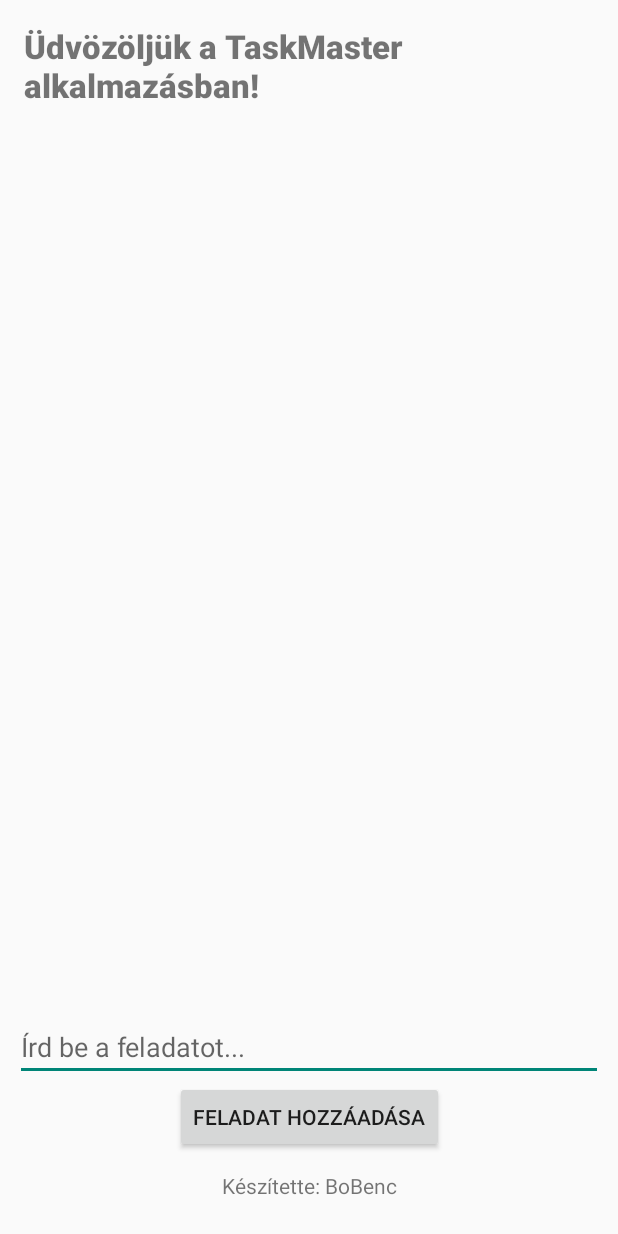
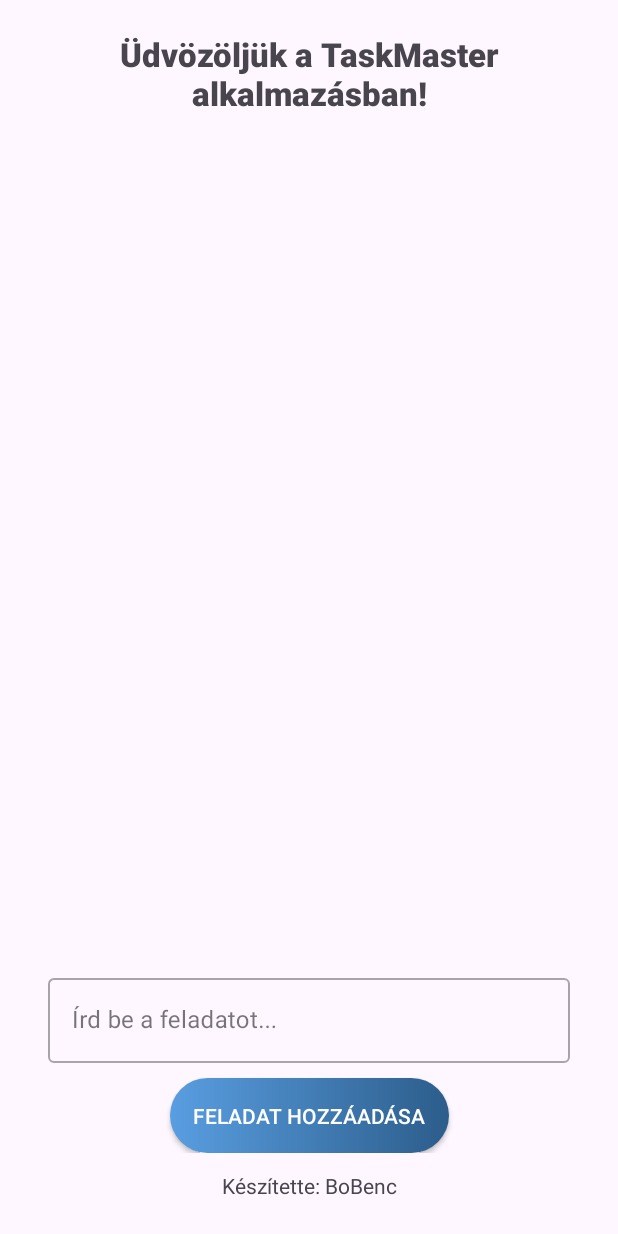
Before and after one commit to BoBenc/TaskMaster, an Android app built with Jetpack Compose: the screen it shows after launch (MainActivity), on a phone screen of 412 x 824 dp. Run offline under Robolectric (Android 15) with nearby library versions, the phone set to English and light mode, and no system bars.

Commit message:
Hozzáadás gomb/Input mező fejlesztése

```diff
--- a/app/build.gradle.kts
+++ b/app/build.gradle.kts
@@ -51,6 +51,8 @@ dependencies {
     implementation(libs.androidx.material3)
     implementation(libs.androidx.constraintlayout)
     implementation("com.google.code.gson:gson:2.13.1")
+    implementation("com.google.android.material:material:1.12.0")
+    implementation(libs.material)
     testImplementation(libs.junit)
     androidTestImplementation(libs.androidx.junit)
     androidTestImplementation(libs.androidx.espresso.core)
--- a/app/src/main/java/com/example/taskmaster/MainActivity.kt
+++ b/app/src/main/java/com/example/taskmaster/MainActivity.kt
@@ -27,6 +27,7 @@ import androidx.compose.ui.Modifier
 import androidx.compose.ui.tooling.preview.Preview
 import com.example.taskmaster.ui.theme.TaskMasterTheme
 import com.example.taskmaster.TaskStorage
+import com.google.android.material.textfield.TextInputEditText
 
 class MainActivity : ComponentActivity() {
     data class Task(val text: String, var isDone: Boolean = false)
@@ -52,13 +53,13 @@ class MainActivity : ComponentActivity() {
 
         val btnAddButton: Button = findViewById(R.id.addButton)
         btnAddButton.setOnClickListener {
-            val newItem: EditText = findViewById(R.id.taskEditText)
+            val newItem: TextInputEditText = findViewById(R.id.taskEditText)
             val itemText = newItem.text.toString()
             if (itemText.isNotEmpty()) {
                 items.add(Task(itemText))
                 itemsAdapter.notifyDataSetChanged()
                 TaskStorage.saveTasks(this, items) // Feladatok mentése
-                newItem.text.clear() // Beviteli mező törlése hozzáadás után
+                newItem.text?.clear() // Beviteli mező törlése hozzáadás után
             }
         }
     }
--- /dev/null
+++ b/app/src/main/res/drawable/custom_add_button.xml
@@ -0,0 +1,15 @@
+<?xml version="1.0" encoding="utf-8"?>
+<ripple
+    xmlns:android="http://schemas.android.com/apk/res/android"
+    android:color="#74BDFD">
+    <item>
+        <shape android:shape="rectangle">
+            <gradient
+                android:startColor="#599EE1"
+                android:endColor="#2C5D8B"
+                android:type="linear"/>
+            <corners
+                android:radius="50dp"/>
+        </shape>
+    </item>
+</ripple>
--- a/app/src/main/res/layout/activity_main.xml
+++ b/app/src/main/res/layout/activity_main.xml
@@ -5,7 +5,8 @@
     xmlns:app="http://schemas.android.com/apk/res-auto"
     android:id="@+id/activityMain"
     android:layout_width="match_parent"
-    android:layout_height="match_parent">
+    android:layout_height="match_parent"
+    android:focusableInTouchMode="true">
 
     <TextView
         android:id="@+id/welcomeTextView"
@@ -13,9 +14,11 @@
         android:layout_height="wrap_content"
         android:fontFamily="sans-serif-black"
         android:padding="16dp"
+        android:layout_marginTop="5dp"
         android:text="@string/welcome_message"
         android:textSize="22sp"
         android:textStyle="bold"
+        android:gravity="center"
         app:layout_constraintTop_toTopOf="parent"
         app:layout_constraintStart_toStartOf="parent"
         app:layout_constraintEnd_toEndOf="parent"
@@ -42,27 +45,27 @@
         app:layout_constraintEnd_toEndOf="parent"
         app:layout_constraintBottom_toTopOf="@id/authorTextView">
 
-    <EditText
-        android:id="@+id/taskEditText"
+        <include
+            layout="@layout/custom_input"
             android:layout_width="match_parent"
             android:layout_height="wrap_content"
-        android:hint="@string/task_hint"
-        android:inputType="text"
             android:layout_margin="10dp"
             app:layout_constraintStart_toStartOf="parent"
             app:layout_constraintEnd_toEndOf="parent"
-        app:layout_constraintTop_toTopOf="parent"
-        android:layout_marginBottom="8dp"/>
+            app:layout_constraintTop_toTopOf="parent"/>
 
         <Button
             android:id="@+id/addButton"
             android:layout_width="wrap_content"
             android:layout_height="wrap_content"
             android:text="@string/add_task"
-        app:layout_constraintTop_toBottomOf="@id/taskEditText"
+            app:layout_constraintTop_toBottomOf="@id/taskInputLayout"
             app:layout_constraintBottom_toBottomOf="parent"
             app:layout_constraintStart_toStartOf="parent"
-        app:layout_constraintEnd_toEndOf="parent"/>
+            app:layout_constraintEnd_toEndOf="parent"
+            android:textColor="@color/white"
+            android:padding="15dp"
+            android:background="@drawable/custom_add_button"/>
 
     </androidx.constraintlayout.widget.ConstraintLayout>
 
--- /dev/null
+++ b/app/src/main/res/layout/custom_input.xml
@@ -0,0 +1,26 @@
+<?xml version="1.0" encoding="utf-8"?>
+<merge xmlns:android="http://schemas.android.com/apk/res/android"
+    xmlns:app="http://schemas.android.com/apk/res-auto"
+    xmlns:tools="http://schemas.android.com/tools">
+
+    <com.google.android.material.textfield.TextInputLayout
+        style="@style/Widget.MaterialComponents.TextInputLayout.OutlinedBox"
+        android:id="@+id/taskInputLayout"
+        android:layout_width="match_parent"
+        android:layout_height="wrap_content"
+        android:layout_marginStart="32dp"
+        android:layout_marginTop="32dp"
+        android:layout_marginEnd="32dp"
+        android:hint="@string/task_hint"
+        app:layout_constraintEnd_toEndOf="parent"
+        app:layout_constraintStart_toStartOf="parent"
+        app:layout_constraintTop_toTopOf="parent">
+
+        <com.google.android.material.textfield.TextInputEditText
+            android:id="@+id/taskEditText"
+            android:layout_width="match_parent"
+            android:layout_height="wrap_content"
+            android:layout_marginBottom="10dp"/>
+
+    </com.google.android.material.textfield.TextInputLayout>
+</merge>
--- a/app/src/main/res/values/themes.xml
+++ b/app/src/main/res/values/themes.xml
@@ -1,5 +1,7 @@
 <?xml version="1.0" encoding="utf-8"?>
 <resources>
 
-    <style name="Theme.TaskMaster" parent="android:Theme.Material.Light.NoActionBar" />
+<!--    <style name="Theme.TaskMaster" parent="android:Theme.Material.Light.NoActionBar"/>-->
+    <style name="Theme.TaskMaster" parent="Theme.Material3.DayNight.NoActionBar"/>
+
 </resources>
--- a/gradle/libs.versions.toml
+++ b/gradle/libs.versions.toml
@@ -9,6 +9,7 @@ lifecycleRuntimeKtx = "2.6.1"
 activityCompose = "1.8.0"
 composeBom = "2024.09.00"
 constraintlayout = "2.2.1"
+material = "1.12.0"
 
 [libraries]
 androidx-core-ktx = { group = "androidx.core", name = "core-ktx", version.ref = "coreKtx" }
@@ -26,6 +27,7 @@ androidx-ui-test-manifest = { group = "androidx.compose.ui", name = "ui-test-man
 androidx-ui-test-junit4 = { group = "androidx.compose.ui", name = "ui-test-junit4" }
 androidx-material3 = { group = "androidx.compose.material3", name = "material3" }
 androidx-constraintlayout = { group = "androidx.constraintlayout", name = "constraintlayout", version.ref = "constraintlayout" }
+material = { group = "com.google.android.material", name = "material", version.ref = "material" }
 
 [plugins]
 android-application = { id = "com.android.application", version.ref = "agp" }
```
Lines whose indentation alone changed are shown as unchanged.
